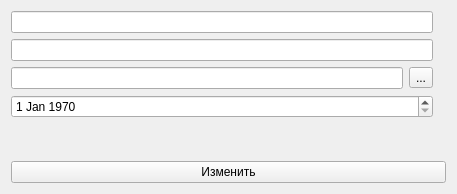
Before: the Qt Designer form src/ui/ModifyDialog.ui in teackot/veggieapp, drawn with Qt 5.
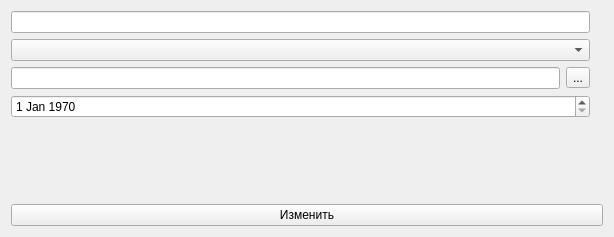
After: the same form once the commit is applied.

Commit message: Store categories in a separate table, use a combo box to choose them in the app

The edit to the form file:
```diff
--- a/src/ui/ModifyDialog.ui
+++ b/src/ui/ModifyDialog.ui
@@ -6,8 +6,8 @@
    <rect>
     <x>0</x>
     <y>0</y>
-    <width>457</width>
-    <height>194</height>
+    <width>614</width>
+    <height>237</height>
    </rect>
   </property>
   <property name="windowTitle">
@@ -24,7 +24,7 @@
           <widget class="QLineEdit" name="nameInput"/>
          </item>
          <item>
-          <widget class="QLineEdit" name="categoryInput"/>
+          <widget class="QComboBox" name="categoryCombo"/>
          </item>
          <item>
           <layout class="QHBoxLayout" name="horizontalLayout_2">
```
The commit also changes 13 other files.
